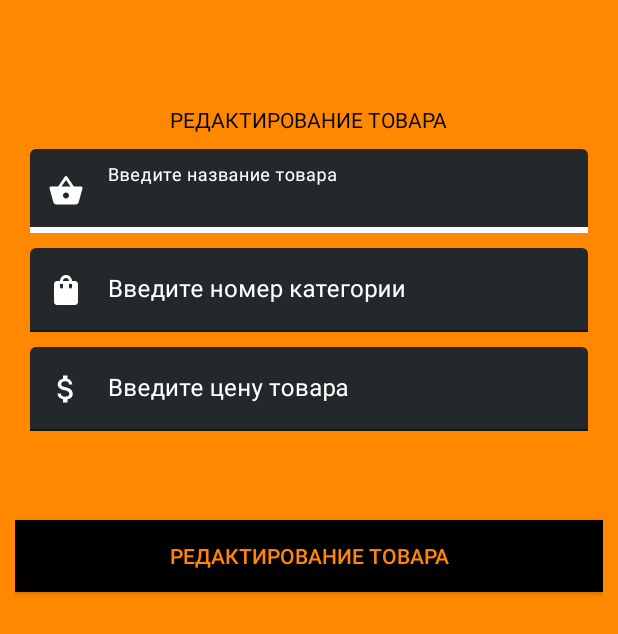
After one commit to MikhailIgnatovich/WorkWithRoom, an Android app: the layout panel_edit_product.xml on its own in the app's theme, with its tools: preview values and no code run, on a phone screen of 412 x 824 dp. The commit adds this screen. Shown: the top 634 px of the screen. Run offline under Robolectric (Android 15) with nearby library versions, the phone set to English and light mode, and no system bars.

Commit message:
Добавил PanelEditProduct.kt и разметку panel_edit_product.xml

```diff
--- /dev/null
+++ b/app/src/main/java/com/bulich/misha/workwithroom/tabs/products/PanelEditProduct.kt
@@ -0,0 +1,27 @@
+package com.bulich.misha.workwithroom.tabs.products
+
+import android.os.Bundle
+import androidx.fragment.app.Fragment
+import android.view.LayoutInflater
+import android.view.View
+import android.view.ViewGroup
+import androidx.databinding.DataBindingUtil
+import com.bulich.misha.workwithroom.R
+import com.bulich.misha.workwithroom.databinding.PanelEditProductBinding
+import com.google.android.material.bottomsheet.BottomSheetDialogFragment
+
+
+class PanelEditProduct : BottomSheetDialogFragment() {
+
+    private var binding: PanelEditProductBinding? = null
+
+
+    override fun onCreateView(
+        inflater: LayoutInflater, container: ViewGroup?,
+        savedInstanceState: Bundle?
+    ): View? {
+        // Inflate the layout for this fragment
+        binding = DataBindingUtil.inflate(inflater, R.layout.panel_edit_product, container, false)
+        return binding?.root
+    }
+}
--- /dev/null
+++ b/app/src/main/res/layout/panel_edit_product.xml
@@ -0,0 +1,158 @@
+<?xml version="1.0" encoding="utf-8"?>
+<layout xmlns:android="http://schemas.android.com/apk/res/android"
+    xmlns:tools="http://schemas.android.com/tools"
+    xmlns:app="http://schemas.android.com/apk/res-auto">
+<FrameLayout
+    android:layout_width="match_parent"
+    android:layout_height="match_parent"
+    tools:context=".tabs.products.PanelEditProduct">
+
+    <androidx.constraintlayout.widget.ConstraintLayout
+        android:layout_width="match_parent"
+        android:layout_height="match_parent"
+        android:padding="10dp"
+        android:background="@color/orange">
+
+        <androidx.appcompat.widget.AppCompatTextView
+            android:id="@+id/headerEditProduct"
+            android:layout_width="wrap_content"
+            android:layout_height="wrap_content"
+            app:layout_constraintTop_toTopOf="parent"
+            app:layout_constraintStart_toStartOf="parent"
+            app:layout_constraintEnd_toEndOf="parent"
+            android:layout_marginTop="60dp"
+            android:textColor="@color/black"
+            android:text="@string/editProduct"/>
+
+        <com.google.android.material.textfield.TextInputLayout
+            android:id="@+id/sectionEditNameProduct"
+            android:layout_width="match_parent"
+            android:layout_height="wrap_content"
+            app:layout_constraintTop_toBottomOf="@id/headerEditProduct"
+            android:layout_margin="10dp"
+            app:boxBackgroundColor="@color/background"
+            app:boxStrokeColor="@android:color/white"
+            app:startIconTint="@android:color/white"
+            app:endIconTint="@android:color/holo_red_light"
+            android:hint="@string/labelEnterNameProduct"
+            android:textColorHint="@color/white"
+            app:hintTextColor="@android:color/white"
+            app:startIconDrawable="@drawable/catalog_categories"
+            app:endIconMode="clear_text"
+            app:boxStrokeWidthFocused="4dp">
+
+            <com.google.android.material.textfield.TextInputEditText
+                android:id="@+id/editNameProduct"
+                android:layout_width="match_parent"
+                android:layout_height="wrap_content"
+                android:inputType="text"
+                android:textColor="@android:color/white"
+                android:textCursorDrawable="@drawable/cursor"/>
+
+        </com.google.android.material.textfield.TextInputLayout>
+
+
+        <com.google.android.material.textfield.TextInputLayout
+            android:id="@+id/sectionEditCategoryProduct"
+            android:layout_width="match_parent"
+            android:layout_height="wrap_content"
+            app:layout_constraintTop_toBottomOf="@id/sectionEditNameProduct"
+            android:layout_margin="10dp"
+            app:boxBackgroundColor="@color/background"
+            app:boxStrokeColor="@android:color/white"
+            app:startIconTint="@android:color/white"
+            app:endIconTint="@android:color/holo_red_light"
+            android:hint="@string/labelEnterNumberCategory"
+            android:textColorHint="@color/white"
+            app:hintTextColor="@android:color/white"
+            app:startIconDrawable="@drawable/catalog_products"
+            app:endIconMode="clear_text"
+            app:boxStrokeWidthFocused="4dp">
+
+            <com.google.android.material.textfield.TextInputEditText
+                android:id="@+id/editCategoryProduct"
+                android:layout_width="match_parent"
+                android:layout_height="wrap_content"
+                android:inputType="text"
+                android:textColor="@android:color/white"
+                android:textCursorDrawable="@drawable/cursor"/>
+
+        </com.google.android.material.textfield.TextInputLayout>
+
+        <com.google.android.material.textfield.TextInputLayout
+            android:id="@+id/sectionEditPriceProduct"
+            android:layout_width="match_parent"
+            android:layout_height="wrap_content"
+            app:layout_constraintTop_toBottomOf="@id/sectionEditCategoryProduct"
+            android:layout_margin="10dp"
+            app:boxBackgroundColor="@color/background"
+            app:boxStrokeColor="@android:color/white"
+            app:startIconTint="@android:color/white"
+            app:endIconTint="@android:color/holo_red_light"
+            android:hint="@string/labelEnterPriceProduct"
+            android:textColorHint="@color/white"
+            app:hintTextColor="@android:color/white"
+            app:startIconDrawable="@drawable/price"
+            app:endIconMode="clear_text"
+            app:boxStrokeWidthFocused="4dp">
+
+            <com.google.android.material.textfield.TextInputEditText
+                android:id="@+id/editPriceProduct"
+                android:layout_width="match_parent"
+                android:layout_height="wrap_content"
+                android:inputType="number"
+                android:textColor="@android:color/white"
+                android:textCursorDrawable="@drawable/cursor"/>
+
+        </com.google.android.material.textfield.TextInputLayout>
+
+
+        <androidx.appcompat.widget.LinearLayoutCompat
+            android:id="@+id/sectionResEditProduct"
+            android:layout_width="match_parent"
+            android:layout_height="wrap_content"
+            app:layout_constraintTop_toBottomOf="@id/sectionEditPriceProduct"
+            android:layout_marginTop="20dp"
+            android:orientation="horizontal">
+
+            <androidx.appcompat.widget.AppCompatTextView
+                android:id="@+id/resEditNameProduct"
+                android:layout_width="match_parent"
+                android:layout_height="wrap_content"
+                android:layout_weight="1"
+                android:textColor="@color/black"/>
+
+            <androidx.appcompat.widget.AppCompatTextView
+                android:id="@+id/resEditCategoryProduct"
+                android:layout_width="match_parent"
+                android:layout_height="wrap_content"
+                android:layout_weight="1"
+                android:textColor="@color/black"/>
+
+            <androidx.appcompat.widget.AppCompatTextView
+                android:id="@+id/resEditPriceProduct"
+                android:layout_width="match_parent"
+                android:layout_height="wrap_content"
+                android:layout_weight="1"
+                android:textColor="@color/black"/>
+
+        </androidx.appcompat.widget.LinearLayoutCompat>
+
+
+        <androidx.appcompat.widget.AppCompatButton
+            android:id="@+id/buttonEditProduct"
+            android:layout_width="match_parent"
+            android:layout_height="wrap_content"
+            app:layout_constraintTop_toBottomOf="@id/sectionResEditProduct"
+            android:layout_marginTop="20dp"
+            android:text="@string/editProduct"
+            android:background="@color/black"
+            android:textColor="@color/orange"/>
+
+
+    </androidx.constraintlayout.widget.ConstraintLayout>
+
+
+
+</FrameLayout>
+</layout>
--- a/app/src/main/res/values/strings.xml
+++ b/app/src/main/res/values/strings.xml
@@ -17,4 +17,5 @@
     <string name="editCategory">РУДАКТИРОВАНИЕ КАТЕГОРИИ</string>
     <string name="labelEnterCategory">Ввкдите название категории</string>
     <string name="deleteAllProducts">УДАЛИТЬ ВСЕ ТОВАРЫ</string>
+    <string name="editProduct">РЕДАКТИРОВАНИЕ ТОВАРА</string>
 </resources>
```
